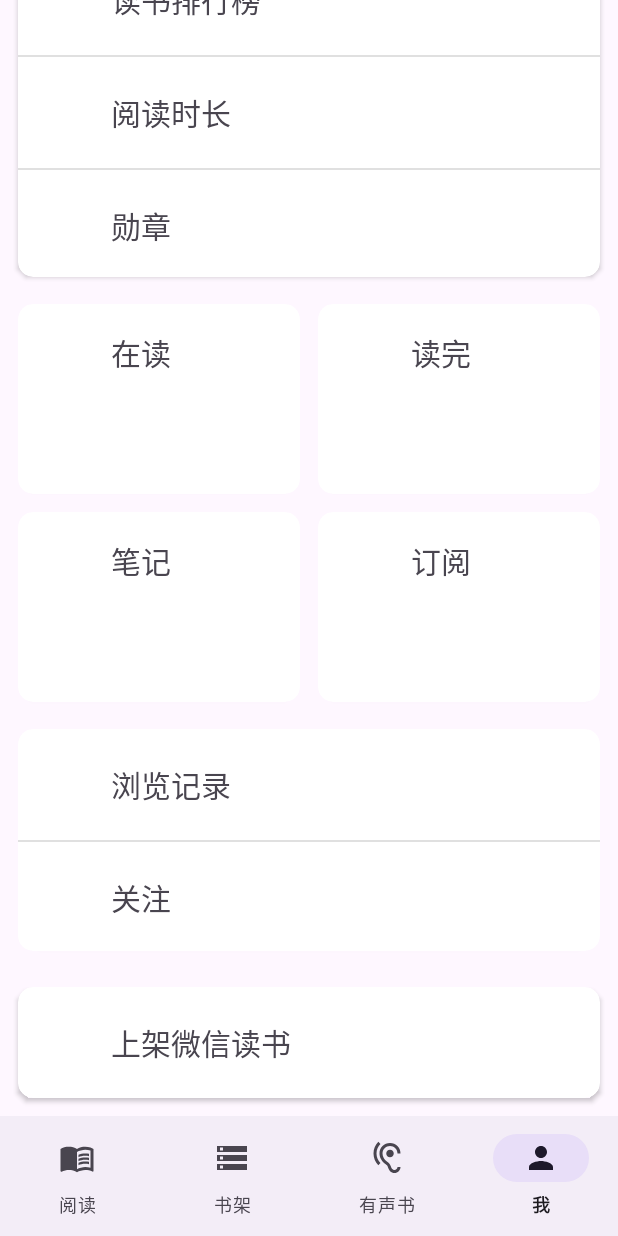
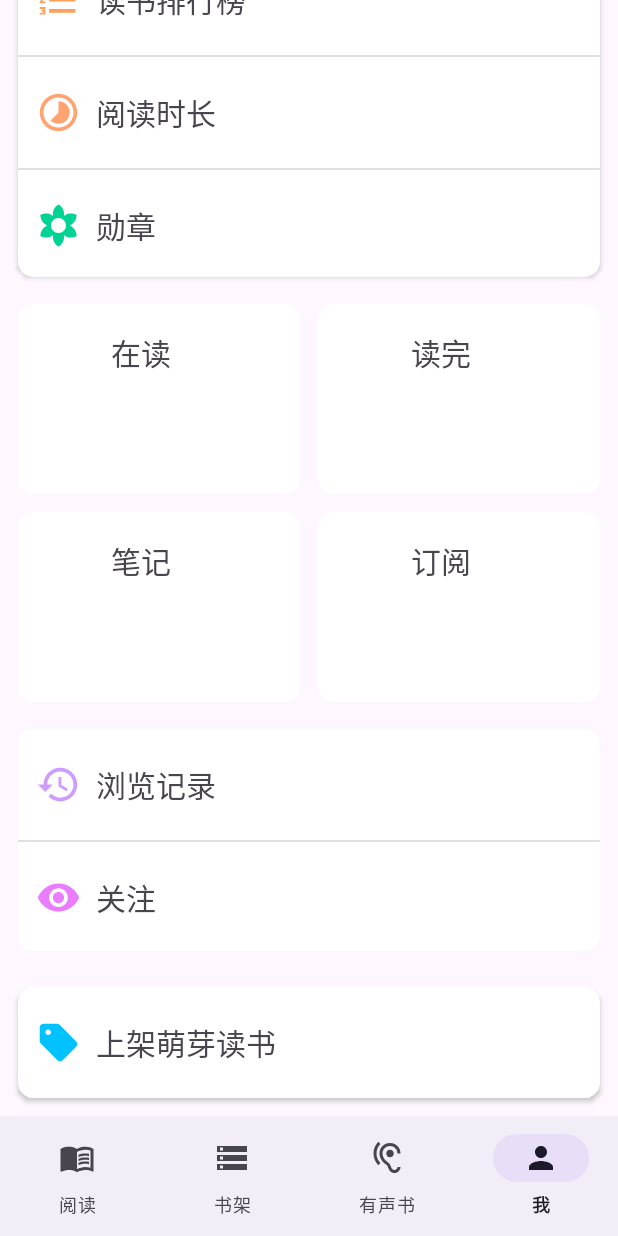
Before and after one commit to minos-chertsfield/BudReading, an Android app: the screen it shows after launch (MainActivity), item 4 of the bottom bar chosen, scrolled down 446 dp, on a phone screen of 412 x 824 dp. Run offline under Robolectric (Android 15) with nearby library versions, the phone set to English and light mode, and no system bars; pictures from the network do not load.

Commit message:
添加icon以及Glide依赖

```diff
--- a/app/build.gradle.kts
+++ b/app/build.gradle.kts
@@ -42,6 +42,8 @@ dependencies {
     implementation(libs.material)
     implementation(libs.androidx.activity)
     implementation(libs.androidx.constraintlayout)
+    implementation(libs.glide)
+    annotationProcessor(libs.glide.compiler)
     testImplementation(libs.junit)
     androidTestImplementation(libs.androidx.junit)
     androidTestImplementation(libs.androidx.espresso.core)
--- a/app/src/main/AndroidManifest.xml
+++ b/app/src/main/AndroidManifest.xml
@@ -1,6 +1,8 @@
 <?xml version="1.0" encoding="utf-8"?>
 <manifest xmlns:android="http://schemas.android.com/apk/res/android"
     xmlns:tools="http://schemas.android.com/tools">
+
+    <uses-permission android:name="android.permission.INTERNET" />
 
     <application
         android:allowBackup="true"
--- a/app/src/main/java/com/minos/budreading/MineFragment.kt
+++ b/app/src/main/java/com/minos/budreading/MineFragment.kt
@@ -33,30 +33,30 @@ class MineFragment : Fragment() {
         rv = view.findViewById(R.id.rv)
         rv.adapter = mAdapter
         val dataList = mutableListOf(
-            CardBean(type = 3, item3 = CardItemBean3("minos", "平平淡淡", "", "")),
+            CardBean(type = 3, item3 = CardItemBean3("Minos", "平平淡淡", "https://avatars.githubusercontent.com/u/32434208?v=4", "")),
             CardBean(
                 type = 1, item1 = CardItemBean1(
-                    mutableListOf(InfoModel("账户", ""), InfoModel("付费会员卡", ""))
+                    mutableListOf(InfoModel("账户", "", "ic_account"), InfoModel("付费会员卡", "", "ic_vip"))
                 )
             ),
             CardBean(
                 type = 1, item1 = CardItemBean1(
                     mutableListOf(
-                        InfoModel("读书排行榜", ""),
-                        InfoModel("阅读时长", ""),
-                        InfoModel("勋章", "")
+                        InfoModel("读书排行榜", "", "ic_rank"),
+                        InfoModel("阅读时长", "", "ic_time"),
+                        InfoModel("勋章", "", "ic_medal")
                     )
                 )
             ),
             CardBean(type = 2),
             CardBean(
                 type = 1, item1 = CardItemBean1(
-                    mutableListOf(InfoModel("浏览记录", ""), InfoModel("关注", ""))
+                    mutableListOf(InfoModel("浏览记录", "", "ic_history"), InfoModel("关注", "", "ic_concern"))
                 )
             ),
             CardBean(
                 type = 1, item1 = CardItemBean1(
-                    mutableListOf(InfoModel("上架微信读书", ""))
+                    mutableListOf(InfoModel("上架萌芽读书", "", "ic_sell"))
                 )
             ),
         )
--- a/app/src/main/java/com/minos/budreading/adapter/InfoAdapter.kt
+++ b/app/src/main/java/com/minos/budreading/adapter/InfoAdapter.kt
@@ -1,13 +1,17 @@
 package com.minos.budreading.adapter
 
 import android.content.Context
+import android.content.res.Resources
+import android.graphics.drawable.Icon
 import android.view.LayoutInflater
 import android.view.View
 import android.view.ViewGroup
 import android.widget.BaseAdapter
+import android.widget.ImageView
 import android.widget.TextView
 import com.minos.budreading.R
 import com.minos.budreading.model.InfoModel
+import java.lang.reflect.Field
 
 class InfoAdapter(private val context: Context) : BaseAdapter() {
 
@@ -30,7 +34,10 @@ class InfoAdapter(private val context: Context) : BaseAdapter() {
         val view = inflater.inflate(R.layout.item_layout_type_one_col, null)
         val model = infoList[position]
         val tvTitle = view.findViewById<TextView>(R.id.tv_title)
+        val ivIcon = view.findViewById<ImageView>(R.id.iv_icon)
         tvTitle.text = model.title
+        val id = context.resources.getIdentifier(model.icon, "drawable", context.packageName)
+        ivIcon.setImageResource(id)
         return view
     }
 
--- a/app/src/main/java/com/minos/budreading/adapter/MineAdapter.kt
+++ b/app/src/main/java/com/minos/budreading/adapter/MineAdapter.kt
@@ -9,11 +9,11 @@ import android.widget.ListView
 import android.widget.TextView
 import androidx.recyclerview.widget.RecyclerView
 import androidx.recyclerview.widget.RecyclerView.ViewHolder
+import com.bumptech.glide.Glide
 import com.google.android.material.imageview.ShapeableImageView
-import com.minos.budreading.model.CardBean
 import com.minos.budreading.R
 import com.minos.budreading.ViewUtil
-import com.minos.budreading.model.InfoModel
+import com.minos.budreading.model.CardBean
 
 class MineAdapter(private val context: Context) : RecyclerView.Adapter<ViewHolder>() {
 
@@ -81,6 +81,9 @@ class MineAdapter(private val context: Context) : RecyclerView.Adapter<ViewHolde
                 holder.apply {
                     tvName.text = model.item3?.name
                     tvSignature.text = model.item3?.signature
+                    Glide.with(ivHead)
+                        .load(model.item3?.headUrl)
+                        .into(ivHead)
                 }
             }
         }
--- a/app/src/main/java/com/minos/budreading/model/InfoModel.kt
+++ b/app/src/main/java/com/minos/budreading/model/InfoModel.kt
@@ -1,3 +1,3 @@
 package com.minos.budreading.model
 
-data class InfoModel(val title: String?, val content: String?)
+data class InfoModel(val title: String?, val content: String?, val icon: String?)
--- /dev/null
+++ b/app/src/main/res/drawable/ic_account.xml
@@ -0,0 +1,5 @@
+<vector xmlns:android="http://schemas.android.com/apk/res/android" android:height="36dp" android:tint="#FF5F89" android:viewportHeight="24" android:viewportWidth="24" android:width="36dp">
+
+    <path android:fillColor="@android:color/white" android:pathData="M21,18v1c0,1.1 -0.9,2 -2,2L5,21c-1.11,0 -2,-0.9 -2,-2L3,5c0,-1.1 0.89,-2 2,-2h14c1.1,0 2,0.9 2,2v1h-9c-1.11,0 -2,0.9 -2,2v8c0,1.1 0.89,2 2,2h9zM12,16h10L22,8L12,8v8zM16,13.5c-0.83,0 -1.5,-0.67 -1.5,-1.5s0.67,-1.5 1.5,-1.5 1.5,0.67 1.5,1.5 -0.67,1.5 -1.5,1.5z"/>
+
+</vector>
--- /dev/null
+++ b/app/src/main/res/drawable/ic_concern.xml
@@ -0,0 +1,5 @@
+<vector xmlns:android="http://schemas.android.com/apk/res/android" android:height="36dp" android:tint="#EA7DFF" android:viewportHeight="24" android:viewportWidth="24" android:width="36dp">
+
+    <path android:fillColor="@android:color/white" android:pathData="M12,4.5C7,4.5 2.73,7.61 1,12c1.73,4.39 6,7.5 11,7.5s9.27,-3.11 11,-7.5c-1.73,-4.39 -6,-7.5 -11,-7.5zM12,17c-2.76,0 -5,-2.24 -5,-5s2.24,-5 5,-5 5,2.24 5,5 -2.24,5 -5,5zM12,9c-1.66,0 -3,1.34 -3,3s1.34,3 3,3 3,-1.34 3,-3 -1.34,-3 -3,-3z"/>
+
+</vector>
--- /dev/null
+++ b/app/src/main/res/drawable/ic_history.xml
@@ -0,0 +1,5 @@
+<vector xmlns:android="http://schemas.android.com/apk/res/android" android:height="36dp" android:tint="#CC9CFF" android:viewportHeight="24" android:viewportWidth="24" android:width="36dp">
+
+    <path android:fillColor="@android:color/white" android:pathData="M13,3c-4.97,0 -9,4.03 -9,9L1,12l3.89,3.89 0.07,0.14L9,12L6,12c0,-3.87 3.13,-7 7,-7s7,3.13 7,7 -3.13,7 -7,7c-1.93,0 -3.68,-0.79 -4.94,-2.06l-1.42,1.42C8.27,19.99 10.51,21 13,21c4.97,0 9,-4.03 9,-9s-4.03,-9 -9,-9zM12,8v5l4.28,2.54 0.72,-1.21 -3.5,-2.08L13.5,8L12,8z"/>
+
+</vector>
--- /dev/null
+++ b/app/src/main/res/drawable/ic_medal.xml
@@ -0,0 +1,5 @@
+<vector xmlns:android="http://schemas.android.com/apk/res/android" android:height="36dp" android:tint="#00D394" android:viewportHeight="24" android:viewportWidth="24" android:width="36dp">
+
+    <path android:fillColor="@android:color/white" android:pathData="M18.7,12.4c-0.28,-0.16 -0.57,-0.29 -0.86,-0.4 0.29,-0.11 0.58,-0.24 0.86,-0.4 1.92,-1.11 2.99,-3.12 3,-5.19 -1.79,-1.03 -4.07,-1.11 -6,0 -0.28,0.16 -0.54,0.35 -0.78,0.54 0.05,-0.31 0.08,-0.63 0.08,-0.95 0,-2.22 -1.21,-4.15 -3,-5.19C10.21,1.85 9,3.78 9,6c0,0.32 0.03,0.64 0.08,0.95 -0.24,-0.2 -0.5,-0.39 -0.78,-0.55 -1.92,-1.11 -4.2,-1.03 -6,0 0,2.07 1.07,4.08 3,5.19 0.28,0.16 0.57,0.29 0.86,0.4 -0.29,0.11 -0.58,0.24 -0.86,0.4 -1.92,1.11 -2.99,3.12 -3,5.19 1.79,1.03 4.07,1.11 6,0 0.28,-0.16 0.54,-0.35 0.78,-0.54 -0.05,0.32 -0.08,0.64 -0.08,0.96 0,2.22 1.21,4.15 3,5.19 1.79,-1.04 3,-2.97 3,-5.19 0,-0.32 -0.03,-0.64 -0.08,-0.95 0.24,0.2 0.5,0.38 0.78,0.54 1.92,1.11 4.2,1.03 6,0 -0.01,-2.07 -1.08,-4.08 -3,-5.19zM12,16c-2.21,0 -4,-1.79 -4,-4s1.79,-4 4,-4 4,1.79 4,4 -1.79,4 -4,4z"/>
+
+</vector>
--- /dev/null
+++ b/app/src/main/res/drawable/ic_rank.xml
@@ -0,0 +1,5 @@
+<vector xmlns:android="http://schemas.android.com/apk/res/android" android:height="36dp" android:tint="#FF9F5A" android:viewportHeight="24" android:viewportWidth="24" android:width="36dp">
+
+    <path android:fillColor="@android:color/white" android:pathData="M2,17h2v0.5L3,17.5v1h1v0.5L2,19v1h3v-4L2,16v1zM3,8h1L4,4L2,4v1h1v3zM2,11h1.8L2,13.1v0.9h3v-1L3.2,13L5,10.9L5,10L2,10v1zM7,5v2h14L21,5L7,5zM7,19h14v-2L7,17v2zM7,13h14v-2L7,11v2z"/>
+
+</vector>
--- /dev/null
+++ b/app/src/main/res/drawable/ic_sell.xml
@@ -0,0 +1,5 @@
+<vector xmlns:android="http://schemas.android.com/apk/res/android" android:height="36dp" android:tint="#00C2FF" android:viewportHeight="24" android:viewportWidth="24" android:width="36dp">
+
+    <path android:fillColor="@android:color/white" android:pathData="M21.41,11.41l-8.83,-8.83C12.21,2.21 11.7,2 11.17,2H4C2.9,2 2,2.9 2,4v7.17c0,0.53 0.21,1.04 0.59,1.41l8.83,8.83c0.78,0.78 2.05,0.78 2.83,0l7.17,-7.17C22.2,13.46 22.2,12.2 21.41,11.41zM6.5,8C5.67,8 5,7.33 5,6.5S5.67,5 6.5,5S8,5.67 8,6.5S7.33,8 6.5,8z"/>
+
+</vector>
--- /dev/null
+++ b/app/src/main/res/drawable/ic_time.xml
@@ -0,0 +1,5 @@
+<vector xmlns:android="http://schemas.android.com/apk/res/android" android:height="36dp" android:tint="#FFA471" android:viewportHeight="24" android:viewportWidth="24" android:width="36dp">
+
+    <path android:fillColor="@android:color/white" android:pathData="M16.24,7.76C15.07,6.59 13.54,6 12,6v6l-4.24,4.24c2.34,2.34 6.14,2.34 8.49,0 2.34,-2.34 2.34,-6.14 -0.01,-8.48zM12,2C6.48,2 2,6.48 2,12s4.48,10 10,10 10,-4.48 10,-10S17.52,2 12,2zM12,20c-4.42,0 -8,-3.58 -8,-8s3.58,-8 8,-8 8,3.58 8,8 -3.58,8 -8,8z"/>
+
+</vector>
--- a/app/src/main/res/layout/item_layout_type_one_col.xml
+++ b/app/src/main/res/layout/item_layout_type_one_col.xml
@@ -7,9 +7,10 @@
     xmlns:app="http://schemas.android.com/apk/res-auto">
 
         <ImageView
+            android:scaleType="centerCrop"
             android:id="@+id/iv_icon"
-            android:layout_width="40dp"
-            android:layout_height="40dp"
+            android:layout_width="30dp"
+            android:layout_height="30dp"
             app:layout_constraintBottom_toBottomOf="parent"
             app:layout_constraintStart_toStartOf="parent"
             app:layout_constraintTop_toTopOf="parent" />
--- a/app/src/main/res/layout/layout_type_info.xml
+++ b/app/src/main/res/layout/layout_type_info.xml
@@ -11,6 +11,7 @@
         android:layout_width="86dp"
         android:layout_height="86dp"
         android:src="@mipmap/ic_launcher_round"
+        app:shapeAppearance="@style/circleImageStyle"
         app:layout_constraintBottom_toBottomOf="parent"
         app:layout_constraintStart_toStartOf="parent"
         app:layout_constraintTop_toTopOf="parent" />
--- a/gradle/libs.versions.toml
+++ b/gradle/libs.versions.toml
@@ -9,6 +9,7 @@ appcompat = "1.6.1"
 material = "1.10.0"
 activity = "1.8.0"
 constraintlayout = "2.1.4"
+glide = "4.11.0"
 
 [libraries]
 androidx-core-ktx = { group = "androidx.core", name = "core-ktx", version.ref = "coreKtx" }
@@ -19,6 +20,8 @@ androidx-appcompat = { group = "androidx.appcompat", name = "appcompat", version
 material = { group = "com.google.android.material", name = "material", version.ref = "material" }
 androidx-activity = { group = "androidx.activity", name = "activity", version.ref = "activity" }
 androidx-constraintlayout = { group = "androidx.constraintlayout", name = "constraintlayout", version.ref = "constraintlayout" }
+glide = { group = "com.github.bumptech.glide", name="glide", version.ref="glide" }
+glide-compiler = { group = "com.github.bumptech.glide", name="compiler", version.ref="glide" }
 
 [plugins]
 androidApplication = { id = "com.android.application", version.ref = "agp" }
```
Also changed, not shown: app/src/main/res/drawable/ic_vip.xml (added, +13 -0 lines), app/src/main/res/values/common_styles.xml (added, +7 -0 lines).
